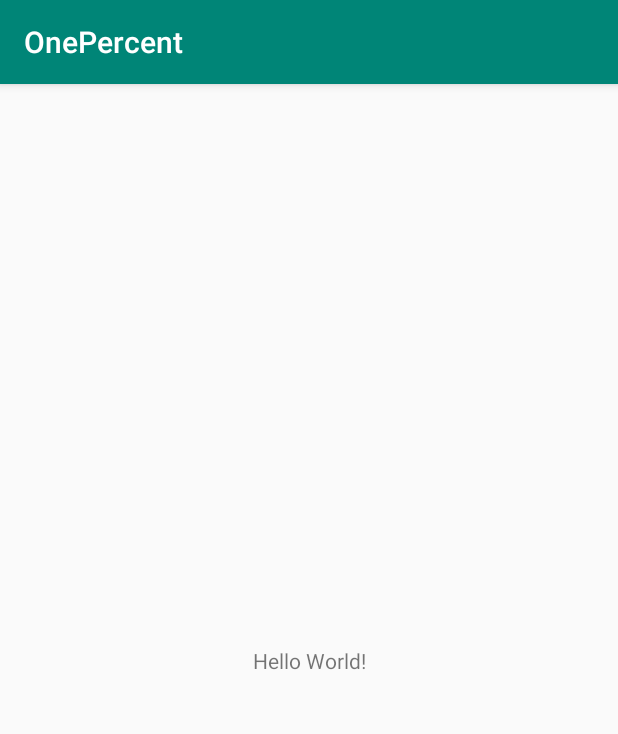
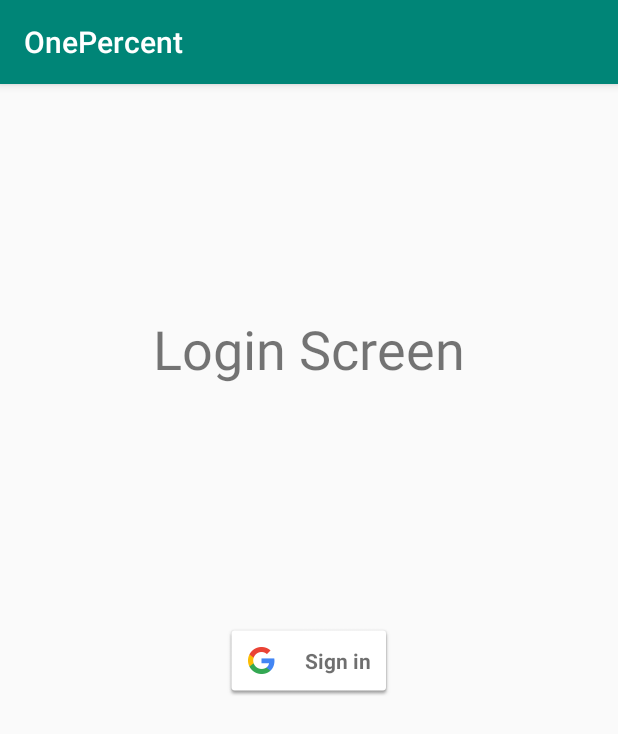
Before and after one commit to vbsilva/OnePercent, an Android app: the screen it shows after launch (MainActivity), on a phone screen of 412 x 824 dp. Shown: the top 734 px of the screen. Run offline under Robolectric (Android 15) with nearby library versions, the phone set to English and light mode, and no system bars.

Commit message:
adding google login button to the screen

```diff
--- a/app/src/main/java/com/ufpe/onepercent/MainActivity.kt
+++ b/app/src/main/java/com/ufpe/onepercent/MainActivity.kt
@@ -2,11 +2,27 @@ package com.ufpe.onepercent
 
 import androidx.appcompat.app.AppCompatActivity
 import android.os.Bundle
+import com.google.android.gms.auth.api.signin.GoogleSignInOptions
+import androidx.core.app.ComponentActivity
+import androidx.core.app.ComponentActivity.ExtraData
+import androidx.core.content.ContextCompat.getSystemService
+import android.icu.lang.UCharacter.GraphemeClusterBreak.T
+import com.google.android.gms.auth.api.signin.GoogleSignIn
+
+
 
 class MainActivity : AppCompatActivity() {
 
     override fun onCreate(savedInstanceState: Bundle?) {
         super.onCreate(savedInstanceState)
         setContentView(R.layout.activity_main)
+
+        val gso = GoogleSignInOptions.Builder(GoogleSignInOptions.DEFAULT_SIGN_IN)
+            .requestEmail()
+            .build()
+
+        val mGoogleSignInClient = GoogleSignIn.getClient(this, gso);
+
+
     }
 }
--- a/app/src/main/res/layout/activity_main.xml
+++ b/app/src/main/res/layout/activity_main.xml
@@ -6,13 +6,24 @@
     android:layout_height="match_parent"
     tools:context=".MainActivity">
 
-    <TextView
+    <com.google.android.gms.common.SignInButton
+        android:id="@+id/sign_in_button"
         android:layout_width="wrap_content"
         android:layout_height="wrap_content"
-        android:text="Hello World!"
         app:layout_constraintBottom_toBottomOf="parent"
-        app:layout_constraintLeft_toLeftOf="parent"
-        app:layout_constraintRight_toRightOf="parent"
+        app:layout_constraintEnd_toEndOf="parent"
+        app:layout_constraintStart_toStartOf="parent"
+        app:layout_constraintTop_toTopOf="parent" />
+
+    <TextView
+        android:id="@+id/textView"
+        android:layout_width="wrap_content"
+        android:layout_height="wrap_content"
+        android:layout_marginTop="152dp"
+        android:text="@string/loginScreen"
+        android:textSize="36sp"
+        app:layout_constraintEnd_toEndOf="parent"
+        app:layout_constraintStart_toStartOf="parent"
         app:layout_constraintTop_toTopOf="parent" />
 
 </androidx.constraintlayout.widget.ConstraintLayout>
--- a/app/src/main/res/values/strings.xml
+++ b/app/src/main/res/values/strings.xml
@@ -1,3 +1,4 @@
 <resources>
     <string name="app_name">OnePercent</string>
+    <string name="loginScreen">Login Screen</string>
 </resources>
```
